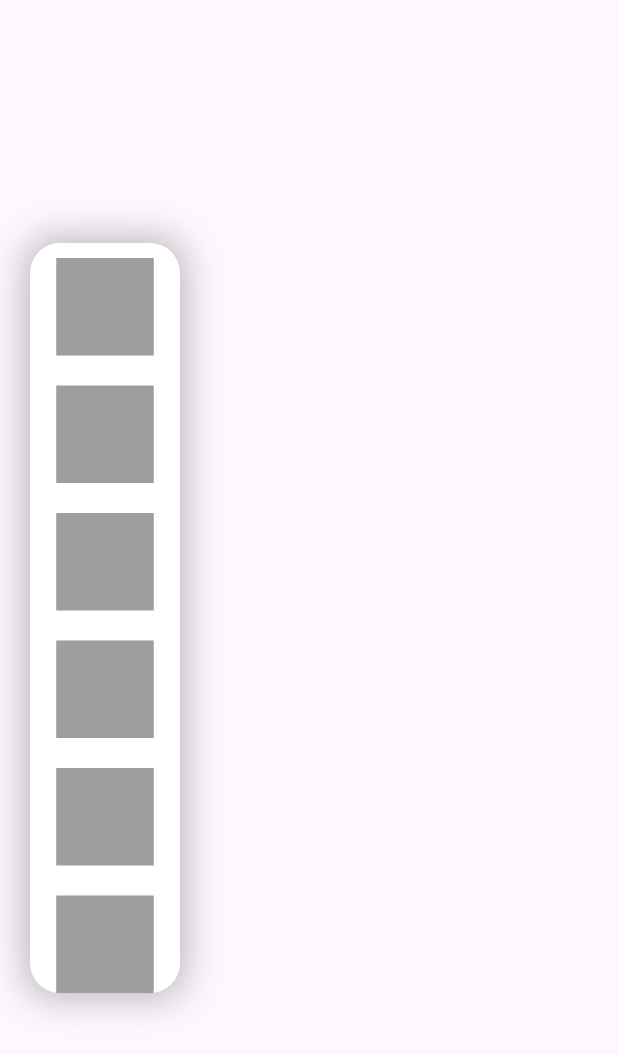
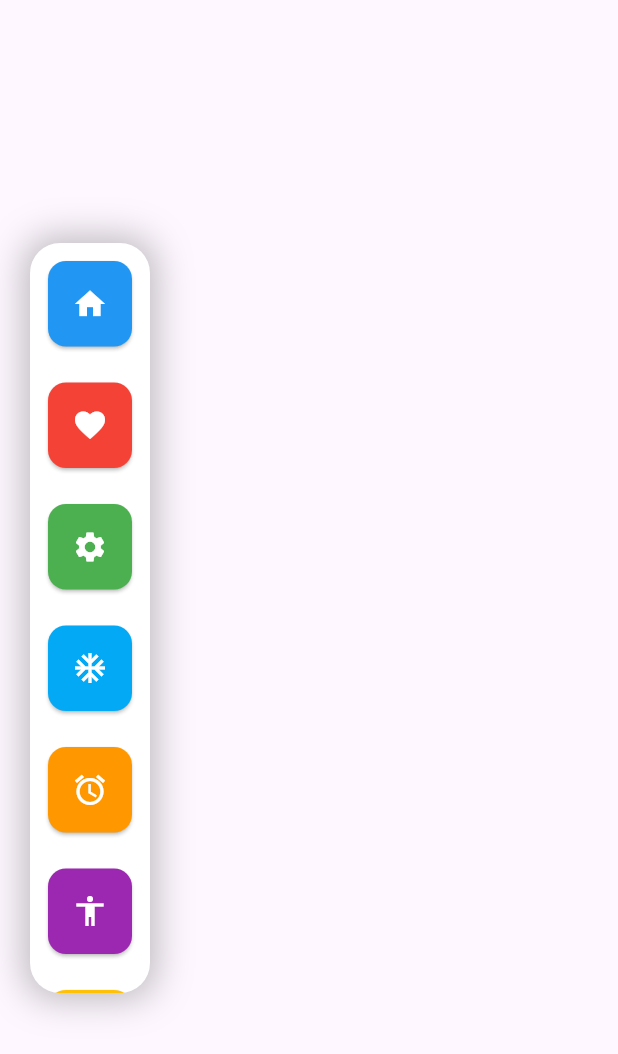
Before and after one commit to IldySilva/flutter_cool_toolbar_challenge, a Flutter app: the screen it shows after launch, on a phone screen of 412 x 824 dp. Shown: the top 1054 px of the screen. Run offline on Flutter 3.47's test engine with Material 3 defaults, Android fonts, the phone set to English and light mode, and no system bars.

Commit message:
scrol menu added

```diff
--- a/lib/animated_button.dart
+++ b/lib/animated_button.dart
@@ -1,37 +1,42 @@
 import 'package:flutter/material.dart';
+import 'package:flutter_cool_toolbar_challenge/models/menu_item.dart';
 
 class AnimatedButton extends StatefulWidget {
-  const AnimatedButton({super.key});
+  const AnimatedButton({super.key,required this.item});
 
+
+  final IconItem item;
   @override
   State<AnimatedButton> createState() => _AnimatedButtonState();
 }
 
-
-
-class _AnimatedButtonState extends State<AnimatedButton> {
-
+class _AnimatedButtonState extends State<AnimatedButton>
+    with SingleTickerProviderStateMixin {
   late Animation<double> _scaleAnimation;
   late AnimationController _animationController;
 
   @override
   void initState() {
-
-
+    _animationController = AnimationController(vsync: this,duration: const Duration(milliseconds: 300))..forward();
+  _scaleAnimation=Tween<double>(begin: 0.5,end: 1).animate(CurvedAnimation(parent: _animationController,curve: Curves.easeInOut));
     super.initState();
   }
 
-
-
   @override
   Widget build(BuildContext context) {
-    return const Padding(
-      padding: EdgeInsets.all(10.0),
+    return  Padding(
+      padding: const EdgeInsets.all(8.0),
       child: Center(
         child: SizedBox(
           height: 65,
           width: 65,
-          child: ColoredBox(color: Colors.grey),
+          child: ScaleTransition(scale: _scaleAnimation,
+          child:  ClipRRect(
+            borderRadius: BorderRadius.circular(10),
+            child: Card(
+            color: widget.item.color,
+                child: IconButton(onPressed: (){}, icon:  Icon(widget.item.icon,color: Colors.white,))),
+          )),
         ),
       ),
     );
--- /dev/null
+++ b/lib/items.dart
@@ -0,0 +1,51 @@
+import 'package:flutter/material.dart';
+import 'package:flutter_cool_toolbar_challenge/models/menu_item.dart';
+
+List<IconItem> iconList = [
+  IconItem(icon: Icons.home, color: Colors.blue, label: 'Home'),
+  IconItem(icon: Icons.favorite, color: Colors.red, label: 'Favorite'),
+  IconItem(icon: Icons.settings, color: Colors.green, label: 'Settings'),
+  IconItem(icon: Icons.ac_unit, color: Colors.lightBlue, label: 'AC Unit'),
+  IconItem(icon: Icons.access_alarm, color: Colors.orange, label: 'Alarm'),
+  IconItem(icon: Icons.accessibility, color: Colors.purple, label: 'Accessibility'),
+  IconItem(icon: Icons.account_balance, color: Colors.amber, label: 'Account Balance'),
+  IconItem(icon: Icons.add, color: Colors.teal, label: 'Add'),
+  IconItem(icon: Icons.attach_file, color: Colors.brown, label: 'Attach File'),
+  IconItem(icon: Icons.camera_alt, color: Colors.indigo, label: 'Camera'),
+  IconItem(icon: Icons.check, color: Colors.redAccent, label: 'Check'),
+  IconItem(icon: Icons.cloud, color: Colors.lightBlueAccent, label: 'Cloud'),
+  IconItem(icon: Icons.code, color: Colors.pink, label: 'Code'),
+  IconItem(icon: Icons.contact_mail, color: Colors.deepOrange, label: 'Contact Mail'),
+  IconItem(icon: Icons.crop, color: Colors.greenAccent, label: 'Crop'),
+  IconItem(icon: Icons.dashboard, color: Colors.blueGrey, label: 'Dashboard'),
+  IconItem(icon: Icons.delete, color: Colors.redAccent, label: 'Delete'),
+  IconItem(icon: Icons.desktop_mac, color: Colors.deepPurple, label: 'Desktop'),
+  IconItem(icon: Icons.directions_bus, color: Colors.orange, label: 'Bus'),
+  IconItem(icon: Icons.drive_eta, color: Colors.blue, label: 'Drive'),
+  IconItem(icon: Icons.email, color: Colors.amber, label: 'Email'),
+  IconItem(icon: Icons.explore, color: Colors.blueGrey, label: 'Explore'),
+  IconItem(icon: Icons.favorite_border, color: Colors.pink, label: 'Favorite Border'),
+  IconItem(icon: Icons.flight_takeoff, color: Colors.indigo, label: 'Flight'),
+  IconItem(icon: Icons.group, color: Colors.teal, label: 'Group'),
+  IconItem(icon: Icons.headset, color: Colors.deepPurple, label: 'Headset'),
+  IconItem(icon: Icons.help_outline, color: Colors.blueAccent, label: 'Help'),
+  IconItem(icon: Icons.insert_chart, color: Colors.orange, label: 'Chart'),
+  IconItem(icon: Icons.keyboard, color: Colors.blueGrey, label: 'Keyboard'),
+  IconItem(icon: Icons.lightbulb_outline, color: Colors.amber, label: 'Lightbulb'),
+  IconItem(icon: Icons.local_cafe, color: Colors.brown, label: 'Cafe'),
+  IconItem(icon: Icons.location_on, color: Colors.red, label: 'Location'),
+  IconItem(icon: Icons.mail_outline, color: Colors.deepOrange, label: 'Mail'),
+  IconItem(icon: Icons.mic, color: Colors.green, label: 'Mic'),
+  IconItem(icon: Icons.movie, color: Colors.deepPurpleAccent, label: 'Movie'),
+  IconItem(icon: Icons.notifications_none, color: Colors.blue, label: 'Notifications'),
+  IconItem(icon: Icons.palette, color: Colors.indigo, label: 'Palette'),
+  IconItem(icon: Icons.phone, color: Colors.greenAccent, label: 'Phone'),
+  IconItem(icon: Icons.print, color: Colors.purple, label: 'Print'),
+  IconItem(icon: Icons.public, color: Colors.blue, label: 'Public'),
+  IconItem(icon: Icons.radio, color: Colors.red, label: 'Radio'),
+  IconItem(icon: Icons.save, color: Colors.blue, label: 'Save'),
+  IconItem(icon: Icons.security, color: Colors.green, label: 'Security'),
+  IconItem(icon: Icons.star, color: Colors.amber, label: 'Star'),
+  IconItem(icon: Icons.thumb_up, color: Colors.blue, label: 'Thumb Up'),
+  IconItem(icon: Icons.translate, color: Colors.deepOrange, label: 'Translate'),
+];
--- a/lib/main.dart
+++ b/lib/main.dart
@@ -2,6 +2,7 @@ import 'package:flutter/cupertino.dart';
 import 'package:flutter/material.dart';
 import 'package:flutter/painting.dart';
 import 'package:flutter_cool_toolbar_challenge/animated_button.dart';
+import 'package:flutter_cool_toolbar_challenge/items.dart';
 
 void main() {
   runApp(const MyApp());
@@ -30,8 +31,7 @@ class App extends StatelessWidget {
   @override
   Widget build(BuildContext context) {
     return Scaffold(
-        body: Expanded(
-      child: Padding(
+        body: Padding(
       padding: const EdgeInsets.all(20.0),
       child: Align(
         alignment: Alignment.centerLeft,
@@ -47,14 +47,17 @@ class App extends StatelessWidget {
               ),
             ],
           ),
-            width: 100,
+          width: 80,
           height: 500,
-            child: ListView.builder(itemBuilder: (ctx, index) {
-
-              return const AnimatedButton();
-
+          child: ListView.builder(
+              itemCount: iconList.length,
+              physics: const BouncingScrollPhysics(),
+              cacheExtent: 0,
+              itemBuilder: (ctx, index) {
+                return AnimatedButton(
+                  item: iconList[index],
+                );
               }),
-          ),
         ),
       ),
     ));
--- /dev/null
+++ b/lib/models/menu_item.dart
@@ -0,0 +1,13 @@
+import 'package:flutter/material.dart';
+
+class IconItem {
+  final IconData icon;
+  final Color color;
+  final String label;
+
+  IconItem({
+    required this.icon,
+    required this.color,
+    required this.label,
+  });
+}
```
Lines whose indentation alone changed are shown as unchanged.
